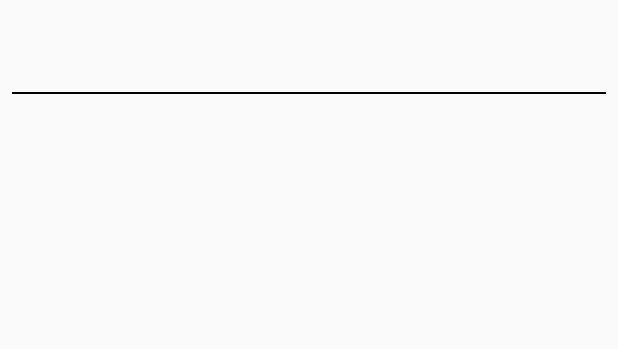
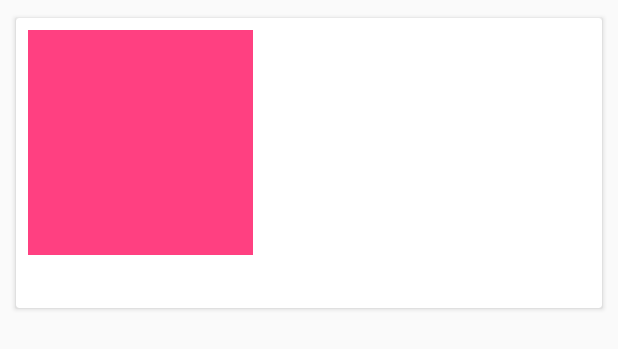
Before and after one commit to aarizag/CS4540-NewsApp, an Android app: the layout news_list_item.xml on its own in the app's theme, with its tools: preview values and no code run, on a phone screen of 412 x 824 dp. Shown: the top 349 px of the screen. Run offline under Robolectric (Android 15) with nearby library versions, the phone set to English and light mode, and no system bars.

Commit message:
Homework 3 UI Complete. Autosync Problematic

```diff
--- a/app/build.gradle
+++ b/app/build.gradle
@@ -55,6 +55,9 @@ dependencies {
     implementation 'com.android.support.constraint:constraint-layout:1.1.3'
     implementation 'com.android.support:recyclerview-v7:28.0.0'
     implementation 'com.android.support:design:28.0.0'
+    implementation 'com.firebase:firebase-jobdispatcher:0.8.5'
+    implementation 'com.squareup.picasso:picasso:2.71828'
+
 
     testImplementation 'junit:junit:4.12'
     androidTestImplementation 'com.android.support.test:runner:1.0.2'
--- a/app/src/main/AndroidManifest.xml
+++ b/app/src/main/AndroidManifest.xml
@@ -18,6 +18,10 @@
                 <category android:name="android.intent.category.LAUNCHER" />
             </intent-filter>
         </activity>
+
+        <service
+            android:name="NewsSyncIntentService"
+            android:exported="false" />
     </application>
 
 </manifest>
--- a/app/src/main/java/com/example/adryel/newsapp/NewsItem.java
+++ b/app/src/main/java/com/example/adryel/newsapp/NewsItem.java
@@ -46,7 +46,7 @@ public class NewsItem {
     }
 
     public String getDescription() {
-        return description;
+        return publishedAt + "\n" + description;
     }
 
     public String getTitle() {
--- a/app/src/main/res/layout/news_list_item.xml
+++ b/app/src/main/res/layout/news_list_item.xml
@@ -1,21 +1,78 @@
 <?xml version="1.0" encoding="utf-8"?>
-<LinearLayout xmlns:android="http://schemas.android.com/apk/res/android"
+<android.support.v7.widget.CardView
+    xmlns:card_view="http://schemas.android.com/apk/res-auto"
+    xmlns:android="http://schemas.android.com/apk/res/android"
+    xmlns:tools="http://schemas.android.com/tools"
     android:layout_width="match_parent"
     android:layout_height="wrap_content"
-    android:orientation="vertical">
+    android:layout_marginTop="8dp"
+    android:layout_marginLeft="8dp"
+    android:layout_marginRight="8dp"
+    card_view:cardUseCompatPadding="true"
+    card_view:cardElevation="2dp"
+    card_view:cardCornerRadius="2dp">
 
-    <TextView
-        android:id="@+id/news_data"
-        style="@style/TextAppearance.AppCompat.Large"
-        android:layout_width="wrap_content"
+    <android.support.constraint.ConstraintLayout
+        android:layout_width="match_parent"
         android:layout_height="wrap_content"
-        android:padding="16dp"/>
+        android:padding="0dip">
 
-    <View
-        android:layout_width="match_parent"
-        android:layout_height="1dp"
-        android:background="#000000"
-        android:layout_marginLeft="8dp"
-        android:layout_marginRight="8dp" />
+        <ImageView
+            android:id="@+id/news_thumbnail"
+            android:layout_width="150dp"
+            android:layout_height="150dp"
+            android:layout_marginLeft="8dp"
+            android:layout_marginStart="8dp"
+            android:layout_marginTop="8dp"
+            android:adjustViewBounds="true"
+            android:src="@color/colorAccent"
+            card_view:layout_constraintStart_toStartOf="parent"
+            card_view:layout_constraintTop_toTopOf="parent" />
 
-</LinearLayout>
+        <TextView
+            android:id="@+id/news_title"
+            style="@style/TextAppearance.AppCompat.Large"
+            android:layout_width="0dip"
+            android:layout_height="wrap_content"
+            android:layout_marginEnd="8dp"
+            android:layout_marginLeft="8dp"
+            android:layout_marginRight="8dp"
+            android:layout_marginStart="8dp"
+            android:layout_marginTop="8dp"
+            android:textSize="20sp"
+            card_view:layout_constraintBottom_toBottomOf="@+id/news_thumbnail"
+            card_view:layout_constraintEnd_toEndOf="parent"
+            card_view:layout_constraintHorizontal_bias="0.0"
+            card_view:layout_constraintStart_toEndOf="@+id/news_thumbnail"
+            card_view:layout_constraintTop_toTopOf="@+id/news_thumbnail" />
+
+        <TextView
+            android:id="@+id/news_description"
+            android:layout_width="0dip"
+            android:layout_height="wrap_content"
+            android:layout_marginBottom="8dp"
+            android:layout_marginEnd="8dp"
+            android:layout_marginLeft="8dp"
+            android:layout_marginRight="8dp"
+            android:layout_marginStart="8dp"
+            android:layout_marginTop="8dp"
+            android:textSize="14sp"
+            card_view:layout_constraintBottom_toBottomOf="parent"
+            card_view:layout_constraintEnd_toEndOf="parent"
+            card_view:layout_constraintHorizontal_bias="1.0"
+            card_view:layout_constraintStart_toStartOf="parent"
+            card_view:layout_constraintTop_toBottomOf="@+id/news_thumbnail"
+            card_view:layout_constraintVertical_bias="0.0"/>
+    </android.support.constraint.ConstraintLayout>
+
+
+
+
+    <!--<View-->
+        <!--android:layout_width="match_parent"-->
+        <!--android:layout_height="1dp"-->
+        <!--android:background="#000000"-->
+        <!--android:layout_marginLeft="8dp"-->
+        <!--android:layout_marginRight="8dp" />-->
+
+</android.support.v7.widget.CardView>
--- a/app/src/main/res/values/strings.xml
+++ b/app/src/main/res/values/strings.xml
@@ -4,5 +4,9 @@
     <string name="error_message">
         Error: No News Available to be displayed.
     </string>
+    <string name="news_item_thumbnail">News Item Thumbnail</string>
+    <string name="main_notification_channel_name">Main Notification</string>
+    <string name="notification_title">Cancel News Auto Sync</string>
+    <string name="notification_content">Tap to cancel news app auto sync</string>
 
 </resources>
```
Also changed, not shown: app/src/main/java/com/example/adryel/newsapp/MainActivity.java (+13 -25 lines), app/src/main/java/com/example/adryel/newsapp/NewsAppFirebase.java (added, +70 -0 lines), app/src/main/java/com/example/adryel/newsapp/NewsRecyclerViewAdapter.java (+25 -5 lines), app/src/main/java/com/example/adryel/newsapp/NewsSyncIntentService.java (added, +24 -0 lines), app/src/main/java/com/example/adryel/newsapp/NewsSyncUtilities.java (added, +68 -0 lines), app/src/main/java/com/example/adryel/newsapp/NotificationUtils.java (added, +65 -0 lines), app/src/main/res/drawable/ic_android_black_24dp.xml (added, +9 -0 lines), app/src/main/res/drawable/ic_error_outline_black_24dp.xml (added, +9 -0 lines).
